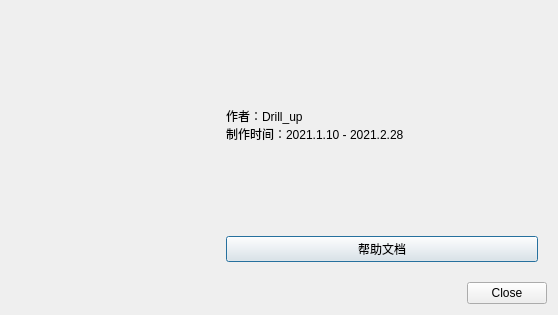
First picture: the form in DrillGIFActionSequenceEditor/Source/MainModule/about/w_SoftwareAbout.ui, repository DrillUp/DrillGIFActionSequenceEditor, before the edit.
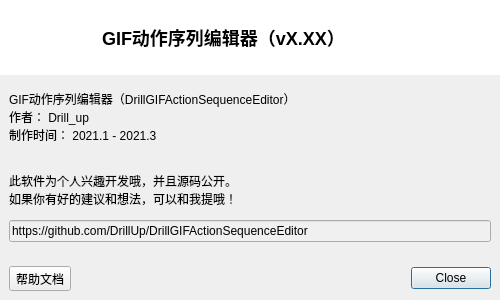
Second picture: the form after the edit. Icons and pictures are not drawn.

```diff
--- a/DrillGIFActionSequenceEditor/Source/MainModule/about/w_SoftwareAbout.ui
+++ b/DrillGIFActionSequenceEditor/Source/MainModule/about/w_SoftwareAbout.ui
@@ -6,26 +6,56 @@
    <rect>
     <x>0</x>
     <y>0</y>
-    <width>558</width>
-    <height>315</height>
+    <width>500</width>
+    <height>300</height>
    </rect>
   </property>
   <property name="windowTitle">
    <string>关于Drill_up</string>
   </property>
-  <layout class="QVBoxLayout" name="verticalLayout" stretch="0,0">
+  <property name="styleSheet">
+   <string notr="true">#widget_title{
+	background-color: rgb(255, 255, 255);
+}</string>
+  </property>
+  <layout class="QVBoxLayout" name="verticalLayout" stretch="0,1">
+   <property name="spacing">
+    <number>0</number>
+   </property>
+   <property name="leftMargin">
+    <number>0</number>
+   </property>
+   <property name="topMargin">
+    <number>0</number>
+   </property>
+   <property name="rightMargin">
+    <number>0</number>
+   </property>
+   <property name="bottomMargin">
+    <number>0</number>
+   </property>
    <item>
-    <widget class="QWidget" name="widget_2" native="true">
-     <layout class="QGridLayout" name="gridLayout">
-      <item row="0" column="1">
-       <widget class="QLabel" name="label">
-        <property name="text">
-         <string>作者：Drill_up
-制作时间：2021.1.10 - 2021.2.28</string>
-        </property>
-       </widget>
-      </item>
-      <item row="0" column="0">
+    <widget class="QWidget" name="widget_title" native="true">
+     <property name="sizePolicy">
+      <sizepolicy hsizetype="Preferred" vsizetype="Minimum">
+       <horstretch>0</horstretch>
+       <verstretch>0</verstretch>
+      </sizepolicy>
+     </property>
+     <layout class="QHBoxLayout" name="horizontalLayout_2">
+      <property name="leftMargin">
+       <number>12</number>
+      </property>
+      <property name="topMargin">
+       <number>0</number>
+      </property>
+      <property name="rightMargin">
+       <number>0</number>
+      </property>
+      <property name="bottomMargin">
+       <number>0</number>
+      </property>
+      <item>
        <widget class="QWidget" name="widget" native="true">
         <property name="sizePolicy">
          <sizepolicy hsizetype="Fixed" vsizetype="Fixed">
@@ -35,14 +65,14 @@
         </property>
         <property name="minimumSize">
          <size>
-          <width>200</width>
-          <height>200</height>
+          <width>75</width>
+          <height>75</height>
          </size>
         </property>
         <property name="maximumSize">
          <size>
-          <width>200</width>
-          <height>200</height>
+          <width>75</width>
+          <height>75</height>
          </size>
         </property>
         <property name="styleSheet">
@@ -50,10 +80,16 @@
         </property>
        </widget>
       </item>
-      <item row="1" column="1">
-       <widget class="QPushButton" name="pushButton">
+      <item>
+       <widget class="QLabel" name="label_title">
+        <property name="styleSheet">
+         <string notr="true">font-family:&quot;微软雅黑&quot;;
+font-size:18px;
+font-weight:bold;
+padding:4px;</string>
+        </property>
         <property name="text">
-         <string>帮助文档</string>
+         <string>GIF动作序列编辑器（vX.XX）</string>
         </property>
        </widget>
       </item>
@@ -61,10 +97,109 @@
     </widget>
    </item>
    <item>
-    <widget class="QDialogButtonBox" name="buttonBox">
-     <property name="standardButtons">
-      <set>QDialogButtonBox::Close</set>
-     </property>
+    <widget class="QWidget" name="widget_2" native="true">
+     <layout class="QGridLayout" name="gridLayout" rowstretch="1,0,0">
+      <property name="leftMargin">
+       <number>0</number>
+      </property>
+      <property name="topMargin">
+       <number>0</number>
+      </property>
+      <property name="rightMargin">
+       <number>0</number>
+      </property>
+      <property name="bottomMargin">
+       <number>0</number>
+      </property>
+      <item row="2" column="1">
+       <layout class="QHBoxLayout" name="horizontalLayout" stretch="0,0,0">
+        <property name="leftMargin">
+         <number>9</number>
+        </property>
+        <property name="topMargin">
+         <number>9</number>
+        </property>
+        <property name="rightMargin">
+         <number>9</number>
+        </property>
+        <property name="bottomMargin">
+         <number>9</number>
+        </property>
+        <item>
+         <widget class="QToolButton" name="toolButton">
+          <property name="sizePolicy">
+           <sizepolicy hsizetype="Preferred" vsizetype="Preferred">
+            <horstretch>0</horstretch>
+            <verstretch>0</verstretch>
+           </sizepolicy>
+          </property>
+          <property name="text">
+           <string>帮助文档</string>
+          </property>
+          <property name="icon">
+           <iconset resource="../../../drillgifactionsequenceeditor.qrc">
+            <normaloff>:/DrillGIFActionSequenceEditor/Resources/icons/nav/Help.png</normaloff>:/DrillGIFActionSequenceEditor/Resources/icons/nav/Help.png</iconset>
+          </property>
+          <property name="toolButtonStyle">
+           <enum>Qt::ToolButtonTextBesideIcon</enum>
+          </property>
+         </widget>
+        </item>
+        <item>
+         <spacer name="horizontalSpacer">
+          <property name="orientation">
+           <enum>Qt::Horizontal</enum>
+          </property>
+          <property name="sizeHint" stdset="0">
+           <size>
+            <width>40</width>
+            <height>20</height>
+           </size>
+          </property>
+         </spacer>
+        </item>
+        <item>
+         <widget class="QDialogButtonBox" name="buttonBox">
+          <property name="standardButtons">
+           <set>QDialogButtonBox::Close</set>
+          </property>
+         </widget>
+        </item>
+       </layout>
+      </item>
+      <item row="0" column="1">
+       <widget class="QWidget" name="widget_3" native="true">
+        <layout class="QVBoxLayout" name="verticalLayout_2">
+         <item>
+          <widget class="QLabel" name="label">
+           <property name="text">
+            <string>GIF动作序列编辑器（DrillGIFActionSequenceEditor）
+作者： Drill_up
+制作时间： 2021.1 - 2021.3
+
+
+此软件为个人兴趣开发哦，并且源码公开。
+如果你有好的建议和想法，可以和我提哦！</string>
+           </property>
+          </widget>
+         </item>
+         <item>
+          <widget class="QLineEdit" name="lineEdit">
+           <property name="styleSheet">
+            <string notr="true">background-color: rgb(240, 240, 240);</string>
+           </property>
+           <property name="text">
+            <string>https://github.com/DrillUp/DrillGIFActionSequenceEditor</string>
+           </property>
+           <property name="readOnly">
+            <bool>true</bool>
+           </property>
+          </widget>
+         </item>
+        </layout>
+       </widget>
+      </item>
+     </layout>
     </widget>
    </item>
   </layout>
```
